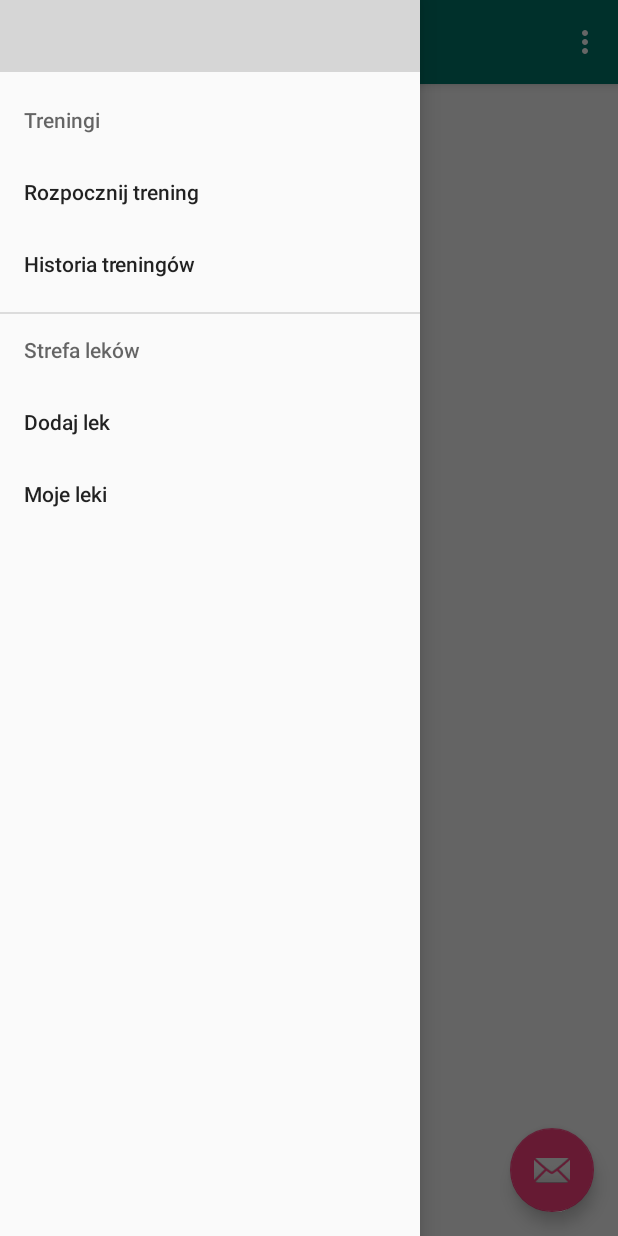
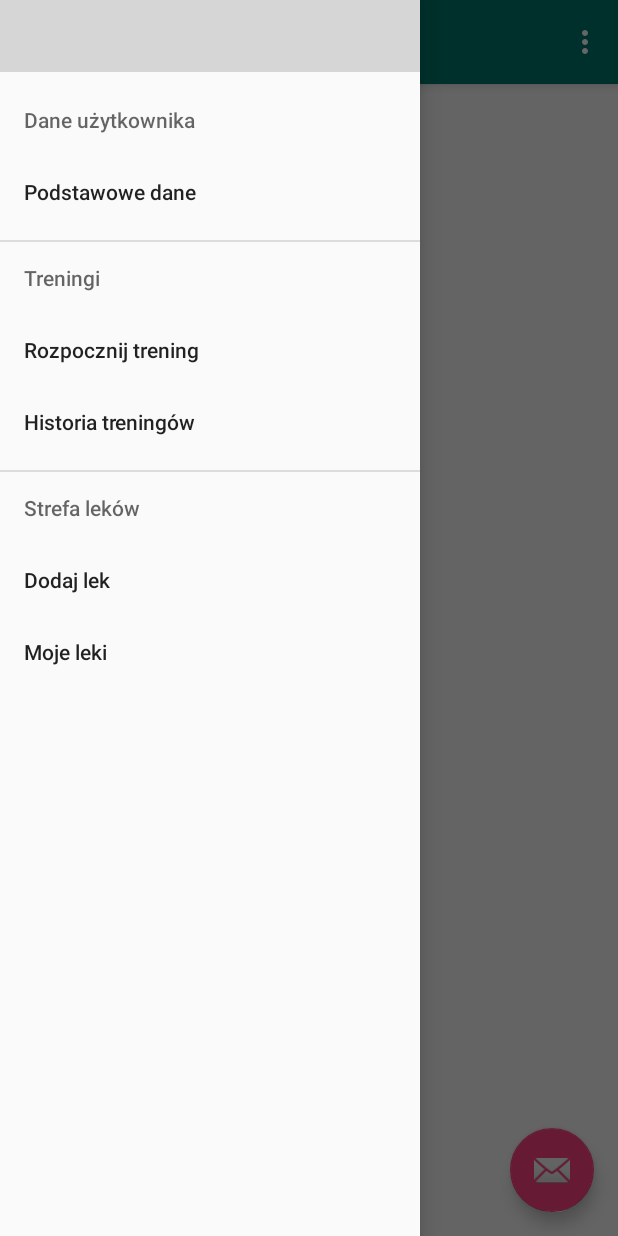
Before and after one commit to impresyjna/mkufunzi-android, an Android app: the AddMeasure screen opened directly, with no data from a screen before it, with the side drawer open, on a phone screen of 412 x 824 dp. Run offline under Robolectric (Android 15) with nearby library versions, the phone set to English and light mode, and no system bars; 1 statement that could not run was skipped; grey boxes are pictures that could not be loaded.

Commit message:
Add birth date to protege

```diff
--- a/app/src/main/AndroidManifest.xml
+++ b/app/src/main/AndroidManifest.xml
@@ -17,7 +17,7 @@
             android:value="Mkufunzi.db" />
         <meta-data
             android:name="AA_DB_VERSION"
-            android:value="4" />
+            android:value="5" />
 
         <activity
             android:name=".controllers.views_controllers.Login"
--- a/app/src/main/java/pl/com/inzynierka/mkufunzi/models/Protege.java
+++ b/app/src/main/java/pl/com/inzynierka/mkufunzi/models/Protege.java
@@ -8,6 +8,8 @@ import com.activeandroid.annotation.Table;
 
 import org.json.JSONException;
 import org.json.JSONObject;
+
+import java.util.Date;
 
 /**
  * Created by impresyjna on 03.01.16.
@@ -27,6 +29,8 @@ public class Protege extends Model {
     public String gender;
     @Column(name = "eye_color")
     public String eyeColor;
+    @Column(name = "birth_date")
+    public String birthDate;
 
     private static final String TAG_ID = "id";
     private static final String TAG_USER_ID = "user_id";
@@ -34,6 +38,7 @@ public class Protege extends Model {
     private static final String TAG_BLOOD_TYPE = "blood_type";
     private static final String TAG_GENDER = "gender";
     private static final String TAG_EYE_COLOR = "eye_color";
+    private static final String TAG_BIRTH_DATE = "birth_date";
 
     public Protege() {
         super();
@@ -48,6 +53,7 @@ public class Protege extends Model {
             this.id = json.getInt(TAG_ID);
             this.trainerId = json.getInt(TAG_TRAINER_ID);
             this.userId = json.getInt(TAG_USER_ID);
+            this.birthDate = json.getString(TAG_BIRTH_DATE);
         } catch (JSONException e) {
             Log.e("ProtegeConstructor", "JsonError");
             e.printStackTrace();
--- a/app/src/main/res/menu/activity_main_drawer.xml
+++ b/app/src/main/res/menu/activity_main_drawer.xml
@@ -1,5 +1,13 @@
 <?xml version="1.0" encoding="utf-8"?>
 <menu xmlns:android="http://schemas.android.com/apk/res/android">
+
+    <item android:title="Dane użytkownika">
+        <menu>
+            <item
+                android:title="Podstawowe dane"
+                android:id="@+id/nav_protege_data"/>
+        </menu>
+    </item>
 
     <item android:title="Treningi">
         <menu>
```
